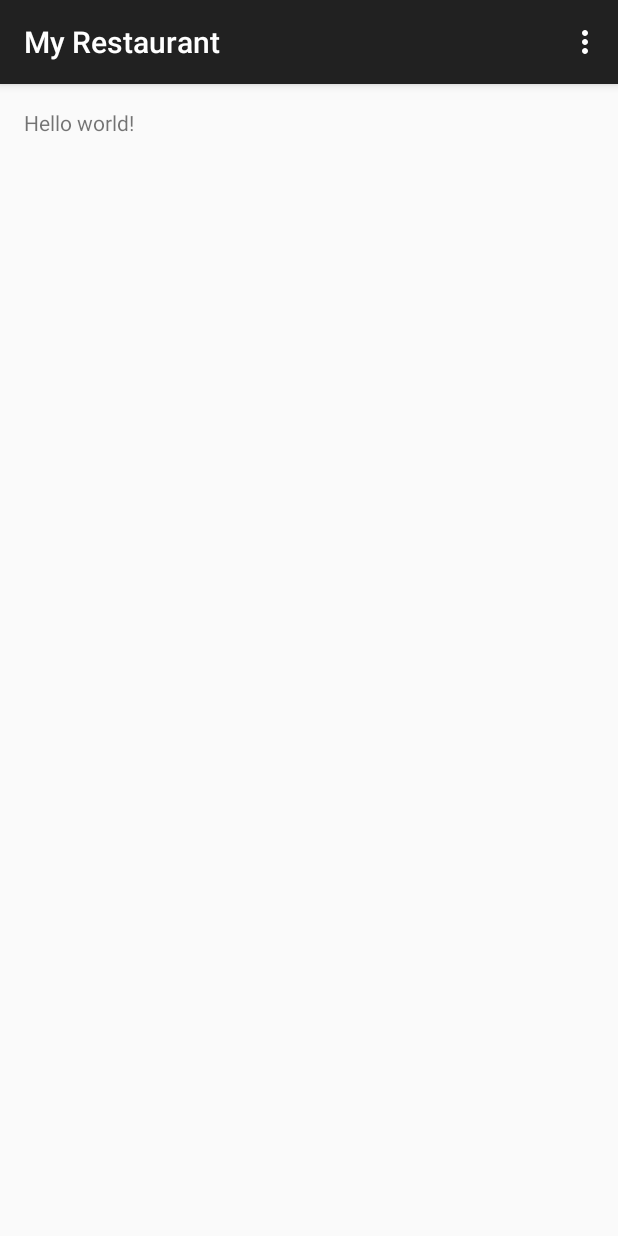
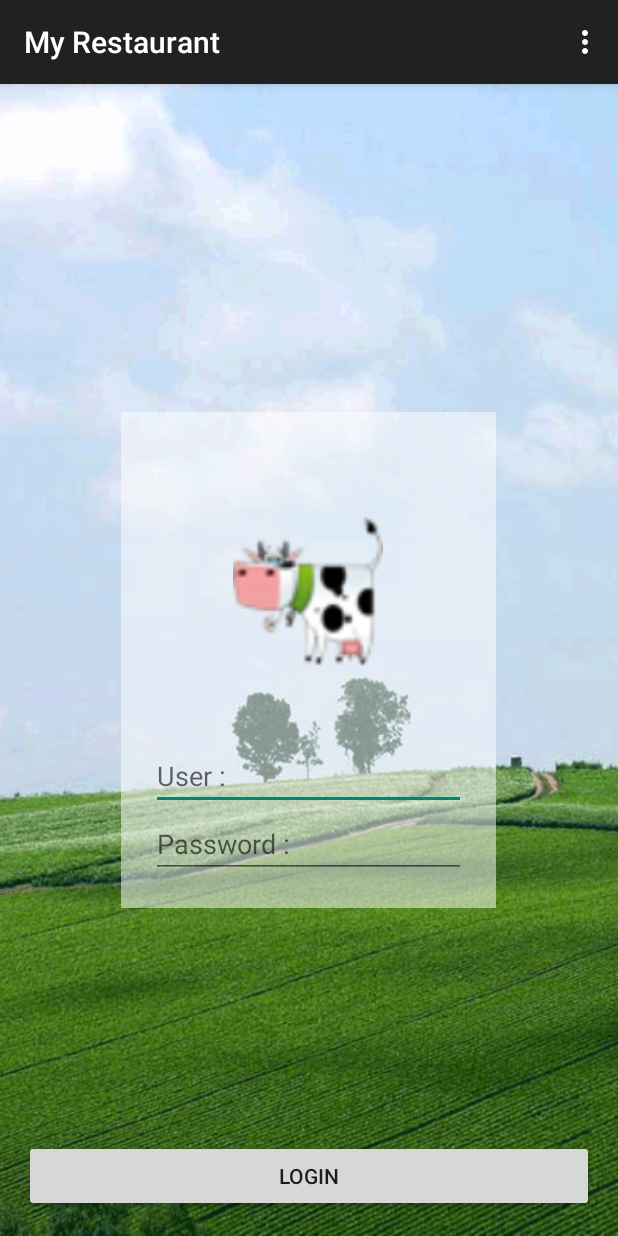
Before and after one commit to landtanin/MyRestaurant_3Sep15, an Android app: the screen it shows after launch (MainActivity), on a phone screen of 412 x 824 dp. Run offline under Robolectric (Android 15) with nearby library versions, the phone set to English and light mode, and no system bars.

```diff
--- a/app/src/main/res/layout/activity_main.xml
+++ b/app/src/main/res/layout/activity_main.xml
@@ -3,9 +3,44 @@
     android:layout_height="match_parent" android:paddingLeft="@dimen/activity_horizontal_margin"
     android:paddingRight="@dimen/activity_horizontal_margin"
     android:paddingTop="@dimen/activity_vertical_margin"
-    android:paddingBottom="@dimen/activity_vertical_margin" tools:context=".MainActivity">
+    android:paddingBottom="@dimen/activity_vertical_margin" tools:context=".MainActivity"
+    android:background="@drawable/bg25">
 
-    <TextView android:text="@string/hello_world" android:layout_width="wrap_content"
-        android:layout_height="wrap_content" />
+    <LinearLayout
+        android:orientation="vertical"
+        android:layout_width="250dp"
+        android:layout_height="wrap_content"
+        android:layout_centerInParent="true"
+        android:background="#82ffffff"
+        android:padding="20dp">
 
+        <ImageView
+            android:layout_width="@dimen/image"
+            android:layout_height="@dimen/image"
+            android:id="@+id/imageView"
+            android:layout_gravity="center_horizontal"
+            android:src="@drawable/icon_cow"
+            android:layout_margin="50dp" />
+
+        <EditText
+            android:layout_width="match_parent"
+            android:layout_height="wrap_content"
+            android:id="@+id/editText"
+            android:hint="User :" />
+
+        <EditText
+            android:layout_width="match_parent"
+            android:layout_height="wrap_content"
+            android:id="@+id/editText2"
+            android:hint="Password :"
+            android:inputType="textPassword" />
+    </LinearLayout>
+
+    <Button
+        android:layout_width="match_parent"
+        android:layout_height="wrap_content"
+        android:onClick="clickLogin"
+        android:text="Login"
+        android:id="@+id/button"
+        android:layout_alignParentBottom="true" />
 </RelativeLayout>
--- a/app/src/main/res/values/dimens.xml
+++ b/app/src/main/res/values/dimens.xml
@@ -2,4 +2,6 @@
     <!-- Default screen margins, per the Android Design guidelines. -->
     <dimen name="activity_horizontal_margin">16dp</dimen>
     <dimen name="activity_vertical_margin">16dp</dimen>
+    <dimen name="image">100dp</dimen>
+    <dimen name="h1">30sp</dimen>
 </resources>
--- a/app/src/main/res/values/strings.xml
+++ b/app/src/main/res/values/strings.xml
@@ -3,4 +3,5 @@
 
     <string name="hello_world">Hello world!</string>
     <string name="action_settings">Settings</string>
+    <string name="title_activity_order">OrderActivity</string>
 </resources>
```
Also changed, not shown: app/src/main/AndroidManifest.xml (+6 -3 lines), app/src/main/java/appewtc/masterung/myrestaurant/MainActivity.java (+90 -0 lines), app/src/main/java/appewtc/masterung/myrestaurant/OrderActivity.java (added, +89 -0 lines), app/src/main/java/appewtc/masterung/myrestaurant/UserTABLE.java (+32 -0 lines), app/src/main/res/layout/activity_order.xml (added, +39 -0 lines), app/src/main/res/menu/menu_order.xml (added, +7 -0 lines), app/src/main/res/drawable/bg25.png (added), app/src/main/res/drawable/danger.png (added), app/src/main/res/drawable/icon_cow.png (added).
